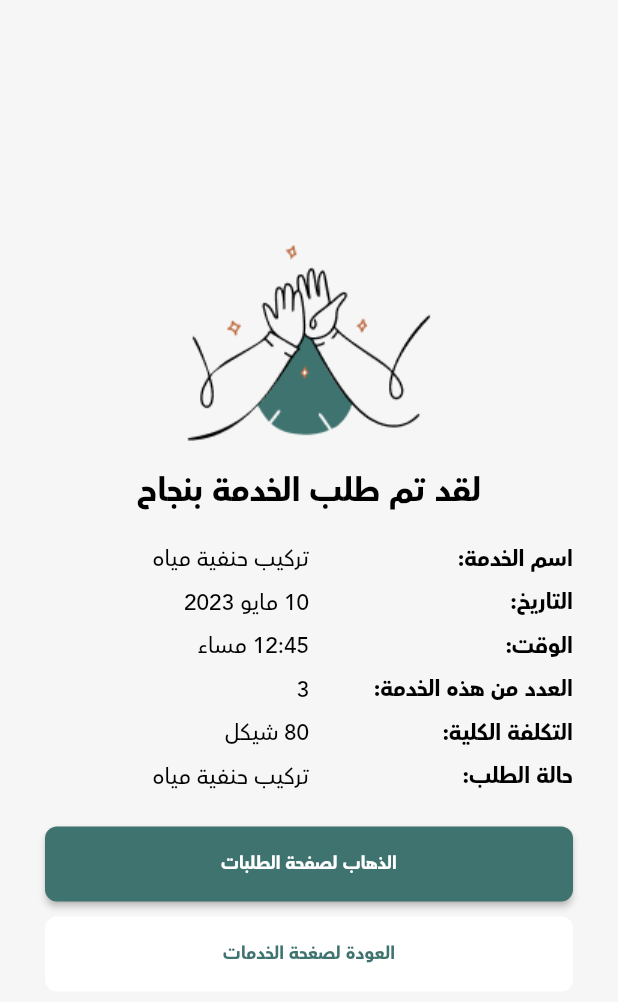
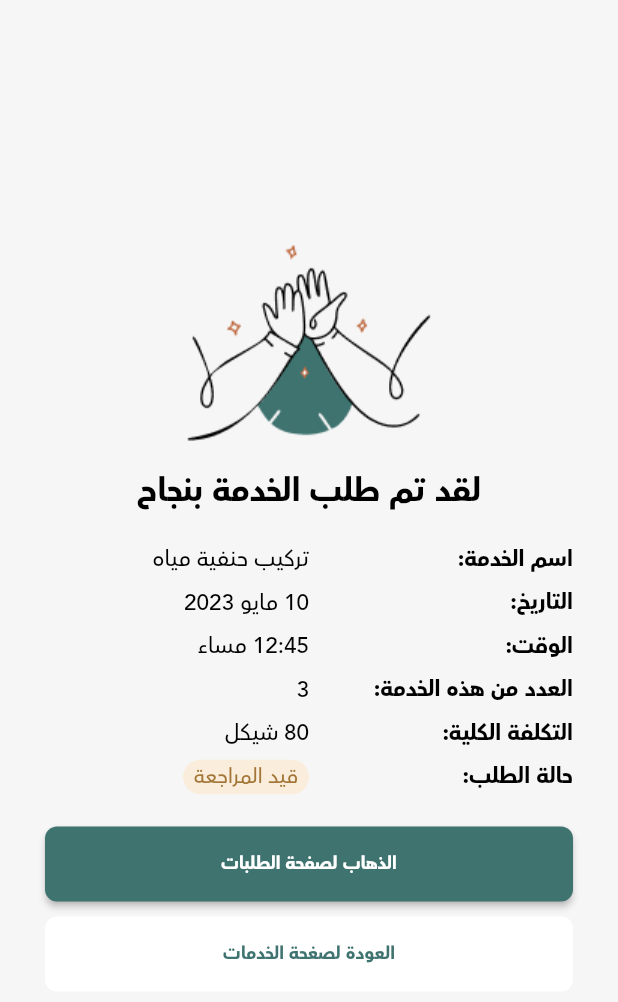
Before and after one commit to asilnaji21/Handy_home, a Flutter app: the ServiceInfoScreen screen opened by its route, on a phone screen of 412 x 824 dp. Shown: the top 1002 px of the screen. Run offline on Flutter 3.47's test engine with Material 2 defaults, Android fonts, the phone set to English and light mode, and no system bars; our stand-ins replace bloc, dio, easy_localization, flutter_bloc, flutter_rating_bar, flutter_screenutil and 4 more; missing offline and left inert: external_app_launcher; accounts and stored records are empty.

Commit message:
booked service ui end

```diff
--- a/lib/app/app.dart
+++ b/lib/app/app.dart
@@ -22,7 +22,7 @@ class MyApp extends StatelessWidget {
       builder: (context, child) => MaterialApp(
         theme: getApplicationTheme(),
         debugShowCheckedModeBanner: false,
-        initialRoute: RouteConstants.serviceInfoRoute,
+        initialRoute: RouteConstants.homeRoute,
         onGenerateRoute: RouteGenerator.generateRoutes,
         localizationsDelegates: context.localizationDelegates,
         supportedLocales: context.supportedLocales,
--- a/lib/presentation/resources/color_manager.dart
+++ b/lib/presentation/resources/color_manager.dart
@@ -15,4 +15,12 @@ class ColorManager {
   static const Color placeholderColor = Color(0xff868686);
   static const Color buttonBackgroundColor = Color(0xffC6D0CF);
   static const Color background = Color(0xFFF6F6F6);
+  static const Color orangeDarkColor = Color(0xFFA27637);
+  static const Color orangeLightColor = Color(0xFFFAEDDB);
+  static const Color blueDarkColor = Color(0xFF17629F);
+  static const Color blueLightColor = Color(0xFFECF3F9);
+  static const Color greenDarkColor = Color(0xFF345A2C);
+  static const Color greenLightColor = Color(0xFFF0F7EE);
+  static const Color redDarkColor = Color(0xFF7E362A);
+  static const Color redLightColor = Color(0xFFFAEEEC);
 }
--- a/lib/presentation/view/authentication/emailverification_view.dart
+++ b/lib/presentation/view/authentication/emailverification_view.dart
@@ -42,7 +42,9 @@ class EmailVerificationView extends StatelessWidget {
                 height: AppHeightSize.h24,
               ),
               CustomButtonPrimary(
-                onPressed: () {},
+                onPressed: () {
+                  print('ddddd');
+                },
                 text: Text(LocaleKeys.openEmailText.tr()),
               ),
               SizedBoxCustom(
--- a/lib/presentation/view/authentication/newpassword_view.dart
+++ b/lib/presentation/view/authentication/newpassword_view.dart
@@ -56,7 +56,7 @@ class NewPasswordView extends StatelessWidget {
             CustomTextFormField(
               controller: _emailController,
               text: LocaleKeys.passwordText.tr(),
-              suffixIcon: const Icon(Icons.visibility_outlined),
+              obscureIconEnable: true,
             ),
             SizedBoxCustom(
               height: AppHeightSize.h16,
@@ -64,7 +64,7 @@ class NewPasswordView extends StatelessWidget {
             CustomTextFormField(
               controller: _emailController,
               text: LocaleKeys.confirmPasswordText.tr(),
-              suffixIcon: const Icon(Icons.visibility_outlined),
+              obscureIconEnable: true,
             ),
             SizedBoxCustom(
               height: AppHeightSize.h24,
--- a/lib/presentation/view/bnb/app_bnb.dart
+++ b/lib/presentation/view/bnb/app_bnb.dart
@@ -3,6 +3,7 @@ import 'package:flutter_bloc/flutter_bloc.dart';
 import 'package:flutter_svg/svg.dart';
 import 'package:handy_home_app/bussiness%20logic/bnbManager/bnb_manager_cubit.dart';
 import 'package:handy_home_app/presentation/resources/color_manager.dart';
+import 'package:handy_home_app/presentation/view/bookedServices/booked_services_screen.dart';
 
 import '../../resources/assets_manager.dart';
 import '../home/home_screen.dart';
@@ -48,9 +49,9 @@ List<String> iconItemsPath = [
 ];
 
 List<Widget> tabs = [
-  HomeScreen(),
+  const HomeScreen(),
   Text('1'),
-  Text('2'),
+  const BookedServiceScreen(),
   Text('3'),
   Text('4'),
   Text('5'),
--- a/lib/presentation/view/home/service_info_screen.dart
+++ b/lib/presentation/view/home/service_info_screen.dart
@@ -31,7 +31,13 @@ class ServiceInfoScreen extends StatelessWidget {
             const RowInfoWidget(label: 'الوقت:', info: '12:45 مساء'),
             const RowInfoWidget(label: 'العدد من هذه الخدمة:', info: '3'),
             const RowInfoWidget(label: 'التكلفة الكلية:', info: '80 شيكل'),
-            const RowInfoWidget(label: 'حالة الطلب:', info: 'تركيب حنفية مياه'),
+            const RowInfoWidget(
+              label: 'حالة الطلب:',
+              orderStatusWidget: OrderStatusWidget(
+                backgroundColor: ColorManager.orangeLightColor,
+                textColor: ColorManager.orangeDarkColor,
+              ),
+            ),
             const SizedBox(
               height: 16,
             ),
@@ -64,15 +70,49 @@ class ServiceInfoScreen extends StatelessWidget {
   }
 }
 
+class OrderStatusWidget extends StatelessWidget {
+  const OrderStatusWidget({
+    required this.backgroundColor,
+    required this.textColor,
+    this.alignment = Alignment.centerRight,
+    Key? key,
+  }) : super(key: key);
+  final Color backgroundColor;
+  final Color textColor;
+  final AlignmentGeometry alignment;
+  @override
+  Widget build(BuildContext context) {
+    return Align(
+      alignment: alignment,
+      child: Container(
+        height: 23,
+        width: 84,
+        alignment: Alignment.center,
+        decoration: BoxDecoration(
+            borderRadius: BorderRadius.circular(30), color: backgroundColor),
+        child: Text(
+          'قيد المراجعة',
+          style: TextStyle(
+            fontSize: 14,
+            color: textColor,
+          ),
+          textAlign: TextAlign.center,
+        ),
+      ),
+    );
+  }
+}
+
 class RowInfoWidget extends StatelessWidget {
   const RowInfoWidget({
     required this.label,
-    required this.info,
+    this.info,
+    this.orderStatusWidget,
     Key? key,
   }) : super(key: key);
   final String label;
-  final String info;
-
+  final String? info;
+  final Widget? orderStatusWidget;
   @override
   Widget build(BuildContext context) {
     return Padding(
@@ -86,11 +126,13 @@ class RowInfoWidget extends StatelessWidget {
             ),
           ),
           Expanded(
-            child: Text(
-              info,
-              textAlign: TextAlign.start,
-              style: StyleManger.headline2(fontSize: 15),
-            ),
+            child: orderStatusWidget != null
+                ? orderStatusWidget!
+                : Text(
+                    info!,
+                    textAlign: TextAlign.start,
+                    style: StyleManger.headline2(fontSize: 15),
+                  ),
           ),
         ],
       ),
--- a/pubspec.yaml
+++ b/pubspec.yaml
@@ -31,8 +31,7 @@ dependencies:
   dartz: ^0.10.1
   dio: ^5.1.2
   easy_localization: ^3.0.2
-  firebase_auth: ^4.6.3
-  firebase_core: ^2.14.0
+  external_app_launcher: ^3.1.0
   flutter:
     sdk: flutter
   flutter_bloc: ^8.1.3
@@ -40,7 +39,7 @@ dependencies:
   flutter_screenutil: ^5.8.2
   flutter_svg: ^2.0.6
   get_it: ^7.6.0
-  intl: ^0.18.0
+  intl:
   smooth_page_indicator: ^1.1.0
 
 dev_dependencies:
```
Also changed, not shown: lib/customwidget/textformfield_custom.dart (+30 -10 lines), lib/presentation/resources/validation_manager.dart (+11 -0 lines), lib/presentation/view/authentication/emailconfirmation_view.dart (+8 -1 lines), lib/presentation/view/authentication/login_view.dart (+2 -14 lines), lib/presentation/view/authentication/signup_view.dart (+47 -11 lines), lib/presentation/view/bookedServices/BookedServicesComponents/ordered_tab_button_widget.dart (added, +39 -0 lines), lib/presentation/view/bookedServices/active_order_screen..dart (added, +67 -0 lines), lib/presentation/view/bookedServices/all_order_screen.dart (added, +67 -0 lines), lib/presentation/view/bookedServices/booked_services_screen.dart (added, +77 -0 lines), pubspec.lock, 3 other files.
